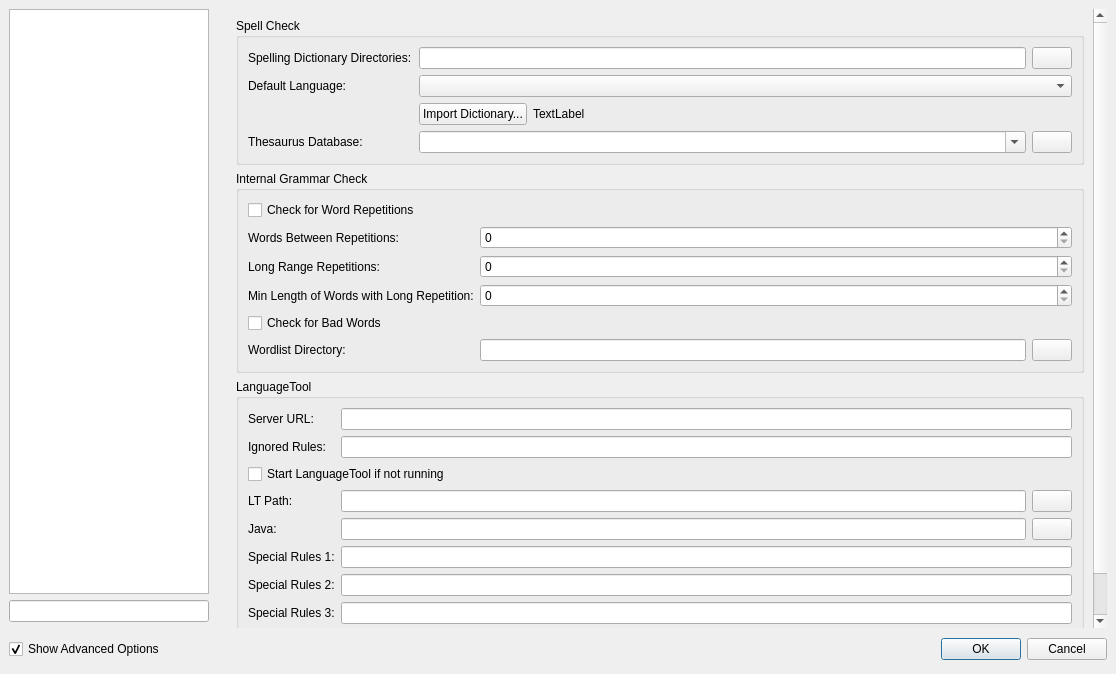
Before: the Qt Designer form configdialog.ui in texstudio-org/texstudio, drawn with Qt 5.
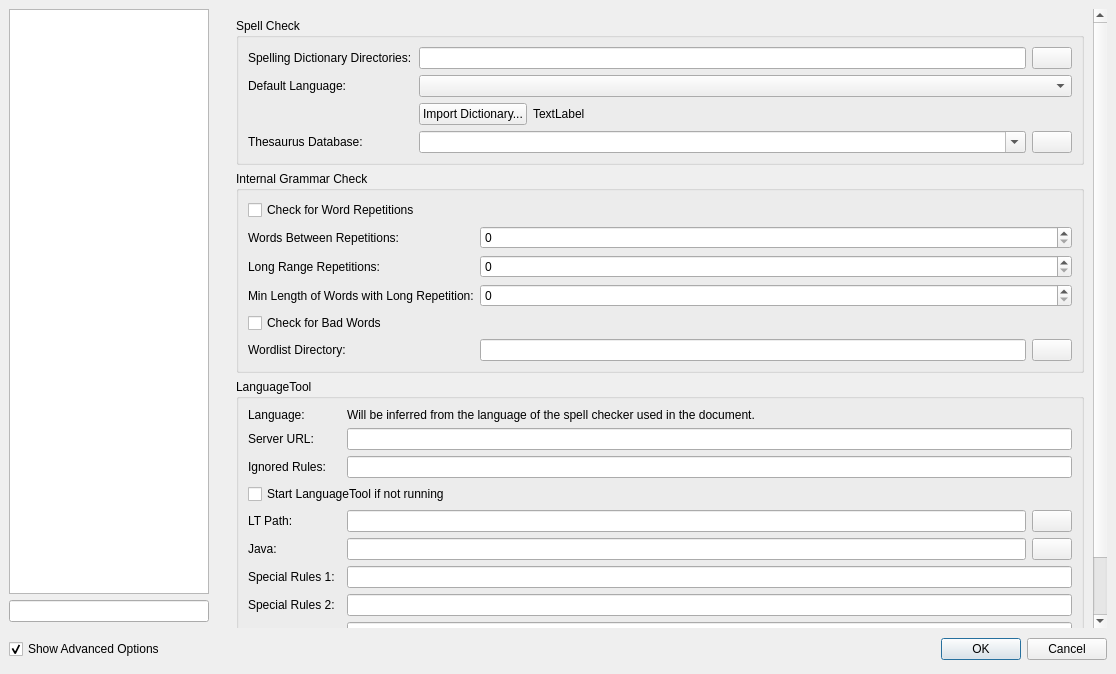
After: the same form once the commit is applied. The open tabs and pages were chosen to show the change. Icons and pictures are not drawn.

Commit message: hint, that LanguageTool language will be inferred from the spell checker used in the document

```diff
--- a/configdialog.ui
+++ b/configdialog.ui
@@ -153,7 +153,7 @@
       </size>
      </property>
      <property name="currentIndex">
-      <number>11</number>
+      <number>12</number>
      </property>
      <widget class="QWidget" name="pageGeneral">
       <layout class="QVBoxLayout">
@@ -2767,7 +2767,7 @@
          <property name="title">
           <string>Completion</string>
          </property>
-         <layout class="QGridLayout" rowstretch="0,0,0,0,0,0" columnstretch="1,1">
+         <layout class="QGridLayout" rowstretch="0,0,0,0,0" columnstretch="1,1">
           <item row="2" column="1">
            <widget class="QCheckBox" name="checkBoxUsePlaceholders">
             <property name="text">
@@ -2998,6 +2998,11 @@
          </property>
         </widget>
        </item>
+       <item>
+        <widget class="QDockWidget" name="dockWidget">
+         <widget class="QWidget" name="dockWidgetContents"/>
+        </widget>
+       </item>
       </layout>
      </widget>
      <widget class="QWidget" name="pageGrammar">
@@ -3027,8 +3032,8 @@
            <rect>
             <x>0</x>
             <y>0</y>
-            <width>345</width>
-            <height>625</height>
+            <width>863</width>
+            <height>644</height>
            </rect>
           </property>
           <layout class="QVBoxLayout" name="verticalLayout_9">
@@ -3268,42 +3273,42 @@
               <string>LanguageTool</string>
              </property>
              <layout class="QGridLayout" name="gridLayout_9">
-              <item row="0" column="0">
+              <item row="1" column="0">
                <widget class="QLabel" name="label_44">
                 <property name="text">
                  <string>Server URL: </string>
                 </property>
                </widget>
               </item>
-              <item row="0" column="1" colspan="2">
+              <item row="1" column="2" colspan="2">
                <widget class="QLineEdit" name="lineEditGrammarLTUrl">
                 <property name="toolTip">
                  <string>Url to connect to LanguageTool. </string>
                 </property>
                </widget>
               </item>
-              <item row="3" column="0" colspan="3">
+              <item row="5" column="0" colspan="4">
                <widget class="QCheckBox" name="checkBoxGrammarLTAutorun">
                 <property name="text">
                  <string>Start LanguageTool if not running</string>
                 </property>
                </widget>
               </item>
-              <item row="4" column="0">
+              <item row="6" column="0">
                <widget class="QLabel" name="label_45">
                 <property name="text">
                  <string>LT Path:</string>
                 </property>
                </widget>
               </item>
-              <item row="4" column="1">
+              <item row="6" column="2">
                <widget class="QLineEdit" name="lineEditGrammarLTPath">
                 <property name="toolTip">
                  <string>Path containing the LanguageTool java archive.</string>
                 </property>
                </widget>
               </item>
-              <item row="4" column="2">
+              <item row="6" column="3">
                <widget class="QPushButton" name="pushButtonGrammarLTPath">
                 <property name="sizePolicy">
                  <sizepolicy hsizetype="Maximum" vsizetype="Fixed">
@@ -3320,35 +3325,35 @@
                 </property>
                </widget>
               </item>
-              <item row="1" column="0">
+              <item row="3" column="0">
                <widget class="QLabel" name="label_46">
                 <property name="text">
                  <string>Ignored Rules:</string>
                 </property>
                </widget>
               </item>
-              <item row="1" column="1" colspan="2">
+              <item row="3" column="2" colspan="2">
                <widget class="QLineEdit" name="lineEditGrammarLTIgnoredRules">
                 <property name="toolTip">
                  <string>Comma separated list of LanguageTool rules which will not be highlighted as errors.</string>
                 </property>
                </widget>
               </item>
-              <item row="5" column="0">
+              <item row="7" column="0">
                <widget class="QLabel" name="label_49">
                 <property name="text">
                  <string>Java:</string>
                 </property>
                </widget>
               </item>
-              <item row="5" column="1">
+              <item row="7" column="2">
                <widget class="QLineEdit" name="lineEditGrammarLTJava">
                 <property name="toolTip">
                  <string>Java executable, used to start LanguageTool, if it is not running.</string>
                 </property>
                </widget>
               </item>
-              <item row="5" column="2">
+              <item row="7" column="3">
                <widget class="QPushButton" name="pushButtonGrammarLTJava">
                 <property name="sizePolicy">
                  <sizepolicy hsizetype="Maximum" vsizetype="Fixed">
@@ -3365,7 +3370,7 @@
                 </property>
                </widget>
               </item>
-              <item row="6" column="1" colspan="2">
+              <item row="8" column="2" colspan="2">
                <widget class="QLineEdit" name="lineEditGrammarSpecialRules1">
                 <property name="toolTip">
                  <string>Comma separated list of LanguageTool rules which will highlighted in a special format.</string>
@@ -3375,7 +3380,7 @@
                 </property>
                </widget>
               </item>
-              <item row="7" column="1" colspan="2">
+              <item row="9" column="2" colspan="2">
                <widget class="QLineEdit" name="lineEditGrammarSpecialRules2">
                 <property name="toolTip">
                  <string>Comma separated list of LanguageTool rules which will highlighted in a special format.</string>
@@ -3385,7 +3390,7 @@
                 </property>
                </widget>
               </item>
-              <item row="9" column="1" colspan="2">
+              <item row="11" column="2" colspan="2">
                <widget class="QLineEdit" name="lineEditGrammarSpecialRules4">
                 <property name="toolTip">
                  <string>Comma separated list of LanguageTool rules which will highlighted in a special format.</string>
@@ -3395,7 +3400,7 @@
                 </property>
                </widget>
               </item>
-              <item row="8" column="1" colspan="2">
+              <item row="10" column="2" colspan="2">
                <widget class="QLineEdit" name="lineEditGrammarSpecialRules3">
                 <property name="toolTip">
                  <string>Comma separated list of LanguageTool rules which will highlighted in a special format.</string>
@@ -3405,7 +3410,7 @@
                 </property>
                </widget>
               </item>
-              <item row="7" column="0">
+              <item row="9" column="0">
                <widget class="QLabel" name="label_50">
                 <property name="text">
                  <string>Special Rules 2:</string>
@@ -3415,7 +3420,7 @@
                 </property>
                </widget>
               </item>
-              <item row="6" column="0">
+              <item row="8" column="0">
                <widget class="QLabel" name="label_51">
                 <property name="text">
                  <string>Special Rules 1:</string>
@@ -3425,7 +3430,7 @@
                 </property>
                </widget>
               </item>
-              <item row="8" column="0">
+              <item row="10" column="0">
                <widget class="QLabel" name="label_52">
                 <property name="text">
                  <string>Special Rules 3:</string>
@@ -3435,7 +3440,7 @@
                 </property>
                </widget>
               </item>
-              <item row="9" column="0">
+              <item row="11" column="0">
                <widget class="QLabel" name="label_53">
                 <property name="text">
                  <string>Special Rules 4:</string>
@@ -3445,6 +3450,20 @@
                 </property>
                </widget>
               </item>
+              <item row="0" column="0">
+               <widget class="QLabel" name="label_78">
+                <property name="text">
+                 <string>Language:</string>
+                </property>
+               </widget>
+              </item>
+              <item row="0" column="2" colspan="2">
+               <widget class="QLabel" name="label_79">
+                <property name="text">
+                 <string>Will be inferred from the language of the spell checker used in the document.</string>
+                </property>
+               </widget>
+              </item>
              </layout>
             </widget>
            </item>
```
